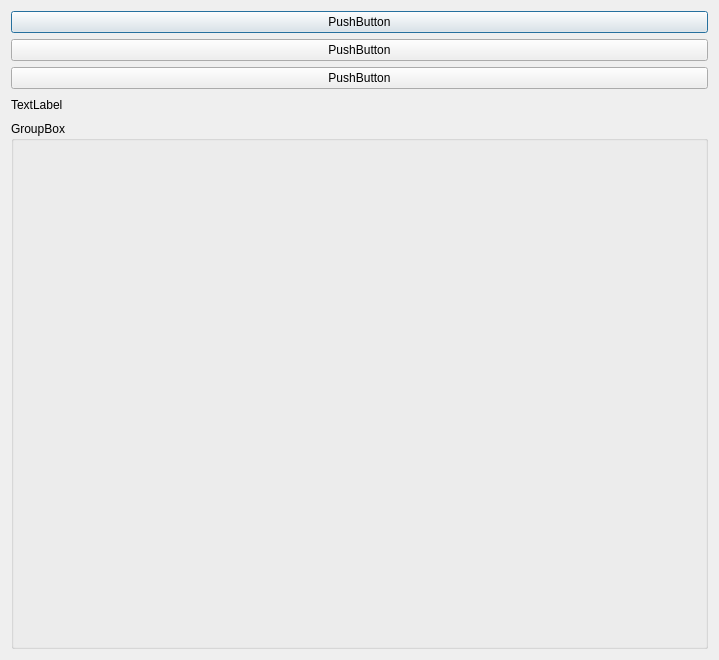
gagikpog/TestAndTranslate, file Translate/constructorform.ui: the form before one commit.
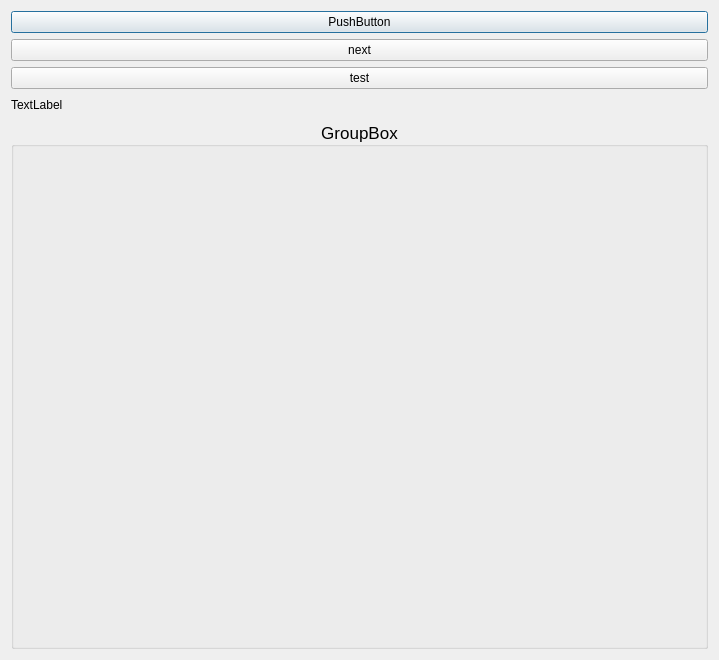
The form after the commit.

The edit to the form file:
```diff
--- a/Translate/constructorform.ui
+++ b/Translate/constructorform.ui
@@ -24,14 +24,14 @@
    <item>
     <widget class="QPushButton" name="pushButton_3">
      <property name="text">
-      <string>PushButton</string>
+      <string>next</string>
      </property>
     </widget>
    </item>
    <item>
     <widget class="QPushButton" name="pushButton">
      <property name="text">
-      <string>PushButton</string>
+      <string>test</string>
      </property>
     </widget>
    </item>
@@ -50,9 +50,23 @@
    </item>
    <item>
     <widget class="QGroupBox" name="frame">
+     <property name="font">
+      <font>
+       <pointsize>13</pointsize>
+      </font>
+     </property>
      <property name="title">
       <string>GroupBox</string>
      </property>
+     <property name="alignment">
+      <set>Qt::AlignCenter</set>
+     </property>
+     <property name="flat">
+      <bool>false</bool>
+     </property>
+     <property name="checkable">
+      <bool>false</bool>
+     </property>
     </widget>
    </item>
   </layout>
```
